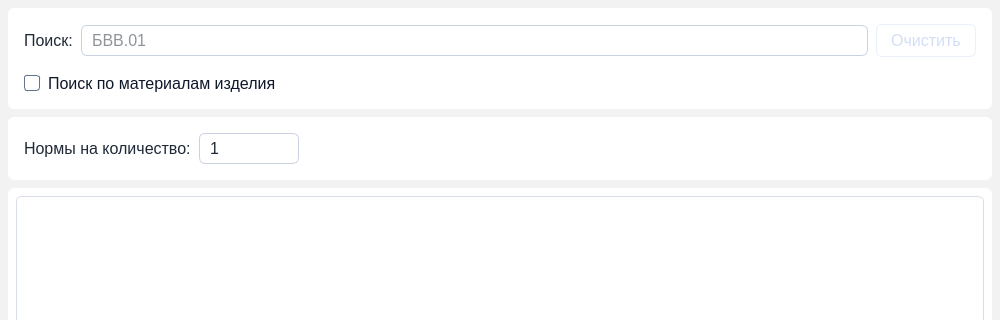
The window that ui/mainUI.ui (pntech-dev/Stockwise) describes before a commit, drawn with Qt 5; both pictures show x 0 to 1000 and y 0 to 320 of the 1000 by 706 pixel window.
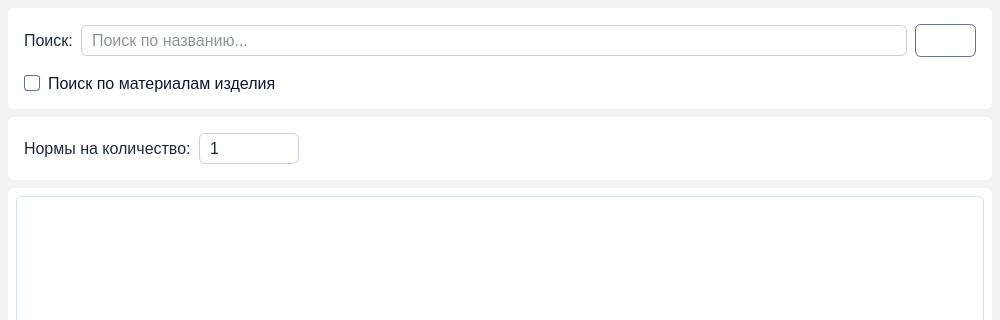
The same window after the commit. Icons and pictures are not drawn.

```diff
--- a/ui/mainUI.ui
+++ b/ui/mainUI.ui
@@ -319,6 +319,12 @@
             <property name="enabled">
              <bool>true</bool>
             </property>
+            <property name="sizePolicy">
+             <sizepolicy hsizetype="Expanding" vsizetype="Maximum">
+              <horstretch>0</horstretch>
+              <verstretch>0</verstretch>
+             </sizepolicy>
+            </property>
             <property name="minimumSize">
              <size>
               <width>0</width>
@@ -338,24 +344,33 @@
              </font>
             </property>
             <property name="placeholderText">
-             <string>БВВ.01</string>
+             <string>Поиск по названию...</string>
+            </property>
+            <property name="clearButtonEnabled">
+             <bool>true</bool>
             </property>
            </widget>
           </item>
           <item>
            <widget class="QPushButton" name="search_line_clear_pushButton">
             <property name="enabled">
-             <bool>false</bool>
+             <bool>true</bool>
+            </property>
+            <property name="sizePolicy">
+             <sizepolicy hsizetype="Maximum" vsizetype="Maximum">
+              <horstretch>0</horstretch>
+              <verstretch>0</verstretch>
+             </sizepolicy>
             </property>
             <property name="minimumSize">
              <size>
-              <width>100</width>
+              <width>0</width>
               <height>0</height>
              </size>
             </property>
             <property name="maximumSize">
              <size>
-              <width>100</width>
+              <width>16777215</width>
               <height>16777215</height>
              </size>
             </property>
@@ -366,7 +381,24 @@
              </font>
             </property>
             <property name="text">
-             <string>Очистить</string>
+             <string/>
+            </property>
+            <property name="icon">
+             <iconset>
+              <normalon>:/icons/filters/default.svg</normalon>
+              <disabledoff>:/icons/filters/disabled.svg</disabledoff>
+              <disabledon>:/icons/filters/disabled.svg</disabledon>
+              <activeoff>:/icons/filters/hover.svg</activeoff>
+              <activeon>:/icons/filters/hover.svg</activeon>
+              <selectedoff>:/icons/filters/clicked.svg</selectedoff>
+              <selectedon>:/icons/filters/clicked.svg</selectedon>
+             </iconset>
+            </property>
+            <property name="iconSize">
+             <size>
+              <width>18</width>
+              <height>20</height>
+             </size>
             </property>
            </widget>
           </item>
```
Left out of the diff: 21 changed lines with no effect on the pictures.
